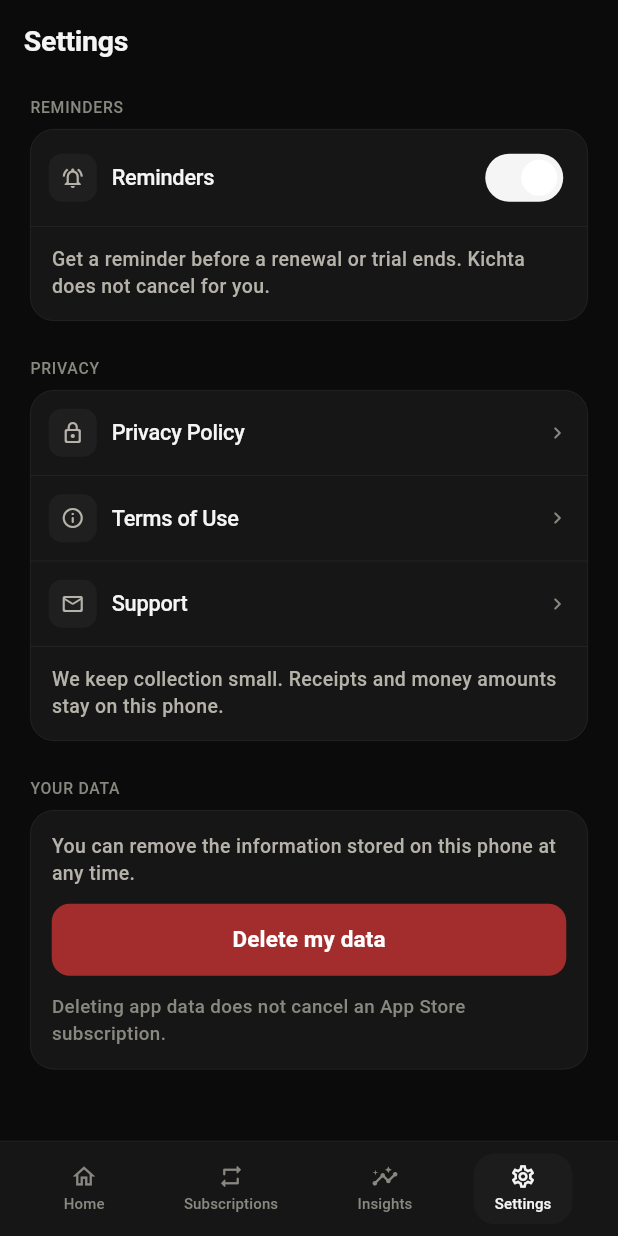
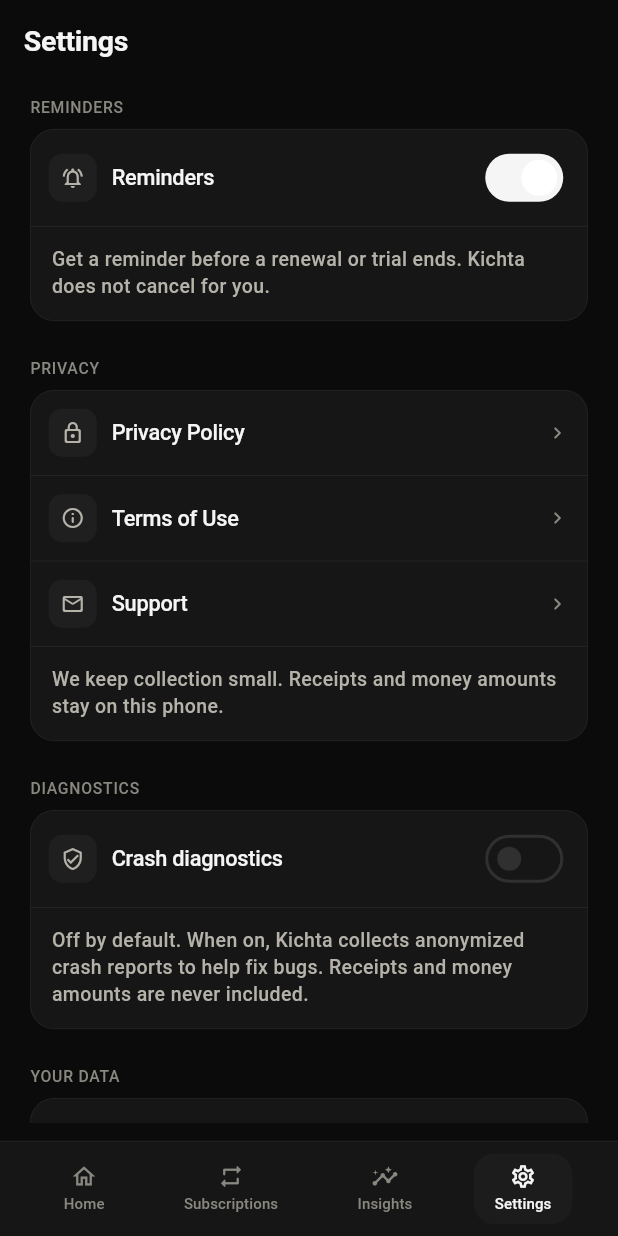
Before and after one commit to mohcine-badour/AIMoneyLeakDetector, a Flutter app: the SettingsScreen screen opened by its route, on a phone screen of 412 x 824 dp. Run offline on Flutter 3.47's test engine with Material 3 defaults, Android fonts, the phone set to English and light mode, and no system bars; our stand-ins replace drift, drift_flutter, flutter_local_notifications, flutter_riverpod, flutter_secure_storage, flutter_svg and 7 more; missing offline and left inert: purchases_flutter, sqlite3; accounts and stored records are empty; generated files the repository leaves out were written again.

Commit message:
Add global error handling and opt-in crash reporting
Wrap bootstrap in runZonedGuarded and route FlutterError.onError and
PlatformDispatcher.onError to a crash reporter, so uncaught errors are no
longer invisible. Split startup into critical (encrypted database) and
best-effort (reminders, billing, ads) init: a failed database boots a
readable retry screen instead of crashing at a blank frame, and a failing
subsystem is reported without blocking launch.

Add a crash_reporting feature mirroring analytics (port, implementations,
factory, providers). Reporting is off by default and local-only (no
network, no new dependency); a real SDK can plug into the factory later
behind the same opt-in. Expose the opt-in as a Diagnostics toggle in
Settings.

Co-Authored-By: Claude Opus 4.8 <noreply@anthropic.com>
Claude-Session: https://claude.ai/code/session_01896zGtFvBbRq2BFxc4KaF6

```diff
--- a/lib/core/constants/app_strings.dart
+++ b/lib/core/constants/app_strings.dart
@@ -131,6 +131,14 @@ abstract final class AppStrings {
       'Deleting app data does not cancel an App Store subscription.';
   static const String deleteDataFailed =
       'Could not delete data on this device.';
+  static const String diagnosticsSection = 'Diagnostics';
+  static const String crashReportingToggle = 'Crash diagnostics';
+  static const String crashReportingExplanation =
+      'Off by default. When on, Kichta collects anonymized crash reports to help fix bugs. Receipts and money amounts are never included.';
+  static const String bootstrapErrorTitle = 'Kichta could not start';
+  static const String bootstrapErrorMessage =
+      'Something went wrong while starting the app. Your data is safe on this phone. Please try again.';
+  static const String bootstrapErrorRetry = 'Try again';
   static const String paywallTitle = 'Paywall';
 
   static const String placeholderBody = 'This screen is a placeholder.';
--- a/lib/features/settings/presentation/settings_screen.dart
+++ b/lib/features/settings/presentation/settings_screen.dart
@@ -13,6 +13,7 @@ import '../../../core/widgets/app_button.dart';
 import '../../../core/widgets/app_scaffold.dart';
 import '../../../core/widgets/confirm_dialog.dart';
 import '../../cancellation/cancellation_providers.dart';
+import '../../crash_reporting/crash_reporting_providers.dart';
 import '../../notifications/notifications_providers.dart';
 import '../../paywall/domain/entitlement_copy.dart';
 import '../../paywall/domain/paywall_source.dart';
@@ -138,6 +139,26 @@ class SettingsScreen extends ConsumerWidget {
                 padding: const EdgeInsets.fromLTRB(14, 12, 14, 14),
                 child: Text(
                   AppStrings.privacyMinimalCollection,
+                  style: TextStyle(
+                    fontSize: 13,
+                    height: 1.4,
+                    color: tokens.textSecondary,
+                  ),
+                ),
+              ),
+            ],
+          ),
+          const SizedBox(height: AppSpacing.xl),
+          _SectionLabel(AppStrings.diagnosticsSection),
+          const SizedBox(height: AppSpacing.sm),
+          _SettingsCard(
+            children: [
+              _CrashReportingToggle(),
+              Divider(height: 1, color: tokens.border),
+              Padding(
+                padding: const EdgeInsets.fromLTRB(14, 12, 14, 14),
+                child: Text(
+                  AppStrings.crashReportingExplanation,
                   style: TextStyle(
                     fontSize: 13,
                     height: 1.4,
@@ -289,6 +310,57 @@ class _RemindersToggle extends ConsumerWidget {
               } else {
                 await ref.read(remindersEnabledProvider.notifier).disable();
               }
+            },
+          ),
+        ],
+      ),
+    );
+  }
+}
+
+class _CrashReportingToggle extends ConsumerWidget {
+  @override
+  Widget build(BuildContext context, WidgetRef ref) {
+    final tokens = AppTokens.of(context);
+    final enabled = ref.watch(crashReportingEnabledProvider);
+    return Padding(
+      padding: const EdgeInsets.symmetric(horizontal: 12, vertical: 8),
+      child: Row(
+        children: [
+          Container(
+            width: 32,
+            height: 32,
+            decoration: BoxDecoration(
+              color: tokens.bgMuted,
+              borderRadius: BorderRadius.circular(9),
+            ),
+            child: Icon(
+              AppIcons.shieldCheck,
+              size: 16,
+              color: tokens.textSecondary,
+            ),
+          ),
+          const SizedBox(width: 10),
+          Expanded(
+            child: Text(
+              AppStrings.crashReportingToggle,
+              style: TextStyle(
+                fontSize: 14.5,
+                fontWeight: FontWeight.w500,
+                letterSpacing: -0.15,
+                color: tokens.textPrimary,
+              ),
+            ),
+          ),
+          Switch.adaptive(
+            key: const Key('crash-reporting-toggle'),
+            value: enabled,
+            activeTrackColor: tokens.accent,
+            onChanged: (value) async {
+              HapticFeedback.selectionClick();
+              await ref
+                  .read(crashReportingEnabledProvider.notifier)
+                  .setEnabled(value);
             },
           ),
         ],
```
Also changed, not shown: lib/app/bootstrap_error_app.dart (added, +53 -0 lines), lib/features/crash_reporting/crash_reporting_providers.dart (added, +34 -0 lines), lib/features/crash_reporting/data/crash_reporter_factory.dart (added, +17 -0 lines), lib/features/crash_reporting/data/disabled_crash_reporter.dart (added, +78 -0 lines), lib/features/crash_reporting/data/logging_crash_reporter.dart (added, +34 -0 lines), lib/features/crash_reporting/data/recording_crash_reporter.dart (added, +40 -0 lines), lib/features/crash_reporting/domain/crash_report.dart (added, +27 -0 lines), lib/features/crash_reporting/domain/crash_reporter.dart (added, +18 -0 lines), lib/main.dart (+90 -11 lines), 1 other file.
